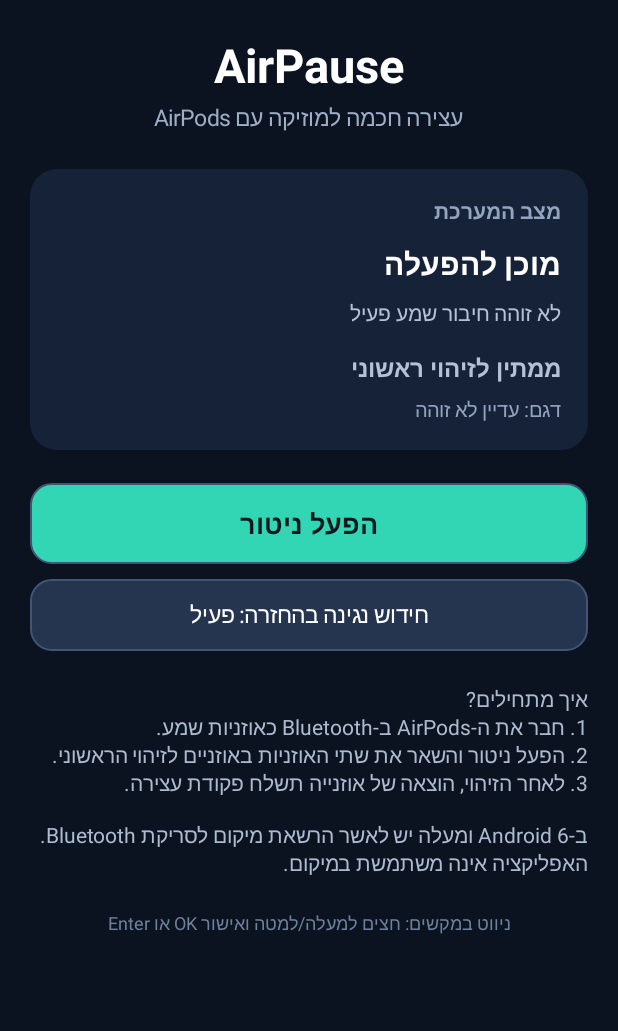
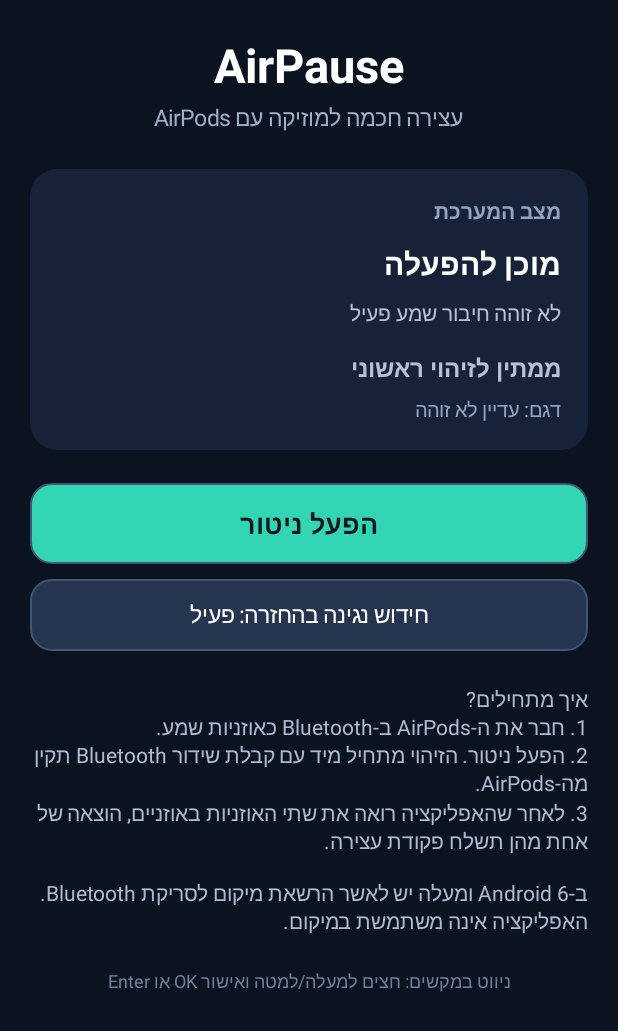
Before and after one commit to yedidyabc1000-stack/airpodsapp, an Android app: the screen it shows after launch (MainActivity), on a phone screen of 412 x 824 dp. Shown: the top 1031 px of the screen. Run offline under Robolectric (Android 15) with nearby library versions, the phone set to English and light mode, and no system bars.

Commit message:
Clarify faster AirPods Pro 3 detection instructions

```diff
--- a/app/src/main/java/com/yedidyabc1000/airpodspause/MainActivity.java
+++ b/app/src/main/java/com/yedidyabc1000/airpodspause/MainActivity.java
@@ -216,8 +216,8 @@ public class MainActivity extends Activity {
         TextView instructions = text(
                 "איך מתחילים?\n"
                         + "1. חבר את ה-AirPods ב-Bluetooth כאוזניות שמע.\n"
-                        + "2. הפעל ניטור והשאר את שתי האוזניות באוזניים לזיהוי הראשוני.\n"
-                        + "3. לאחר הזיהוי, הוצאה של אוזנייה תשלח פקודת עצירה.\n\n"
+                        + "2. הפעל ניטור. הזיהוי מתחיל מיד עם קבלת שידור Bluetooth תקין מה-AirPods.\n"
+                        + "3. לאחר שהאפליקציה רואה את שתי האוזניות באוזניים, הוצאה של אחת מהן תשלח פקודת עצירה.\n\n"
                         + "ב-Android 6 ומעלה יש לאשר הרשאת מיקום לסריקת Bluetooth. האפליקציה אינה משתמשת במיקום.",
                 14, Color.rgb(172, 187, 207), false);
         instructions.setGravity(Gravity.RIGHT);
```
